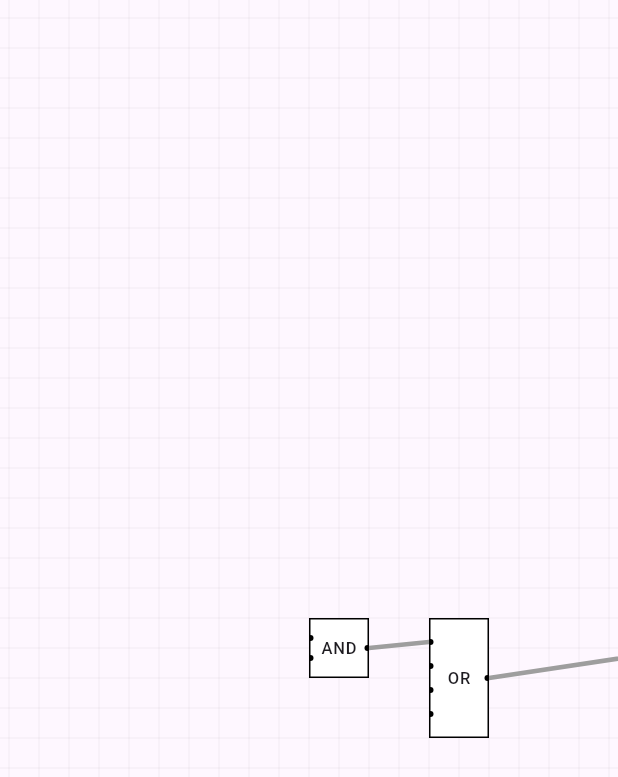
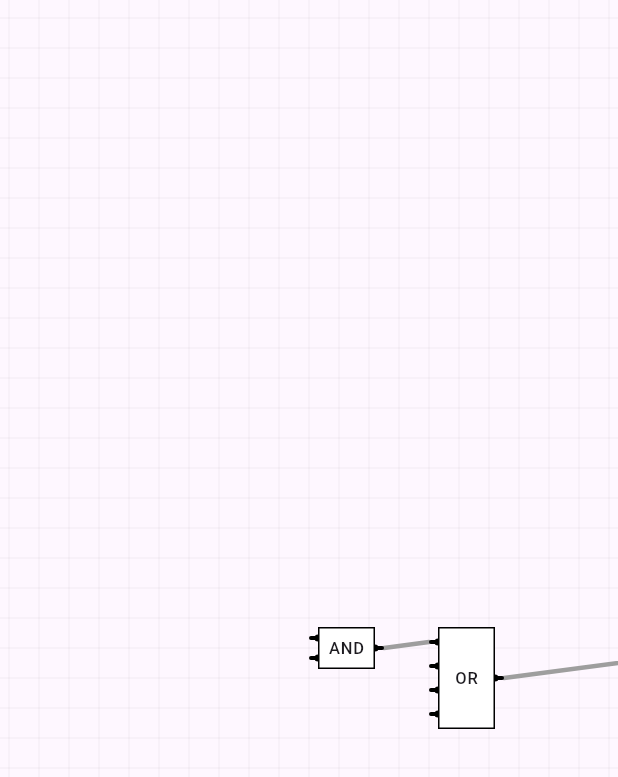
Before and after one commit to jmorgadov/logix, a Flutter app: the screen it shows after launch, on a phone screen of 412 x 824 dp. Shown: the top 777 px of the screen. Run offline on Flutter 3.47's test engine with Material 3 defaults, Android fonts, the phone set to English and light mode, and no system bars.

Commit message:
Improve pins

```diff
--- a/flutter_logix_gui/lib/circuit/circuit.dart
+++ b/flutter_logix_gui/lib/circuit/circuit.dart
@@ -66,7 +66,7 @@ class Component {
   final int inputs;
   final int outputs;
 
-  Size get size => Size(40, max(inputs, outputs) * 40 / 2);
+  Size get size => Size(50, max(max(inputs, outputs) * 40 / 2, 30));
 
   Offset inputPinRelPosition(int idx) {
     final divisions = inputs + 1;
--- a/flutter_logix_gui/lib/circuit/circuit_widget.dart
+++ b/flutter_logix_gui/lib/circuit/circuit_widget.dart
@@ -54,15 +54,19 @@ class _CircuitWidgetState extends State<CircuitWidget> {
                 component.position += delta;
               });
             },
+            child: Listener(
               child: Stack(
                 children: [
                   Positioned.fill(
+                    child: Padding(
+                      padding: const EdgeInsets.all(6.0),
                       child: Container(
                         decoration: BoxDecoration(
                           color: Colors.white,
                           border: Border.all(
                             color: Colors.black,
                             width: 1,
+                          ),
                         ),
                       ),
                     ),
@@ -77,38 +81,110 @@ class _CircuitWidgetState extends State<CircuitWidget> {
                   ),
                   for (var i = 0; i < component.inputs; i++)
                     Positioned(
-                    left: -1,
-                    top: -component.inputPinRelPosition(i).dy -
-                        2 -
-                        kCompPadding * kGridSize,
-                    child: Container(
-                      width: 4,
-                      height: 4,
-                      decoration: const BoxDecoration(
-                        color: Colors.black,
-                        shape: BoxShape.circle,
-                      ),
+                      left: 0,
+                      top: -component.inputPinRelPosition(i).dy - (6 * .4),
+                      child: const Pin(
+                        direction: PinDirection.west,
+                        size: 6,
                       ),
                     ),
                   for (var i = 0; i < component.outputs; i++)
                     Positioned(
-                    right: -1,
-                    top: -component.outputPinRelPosition(i).dy -
-                        2 -
-                        kCompPadding * kGridSize,
-                    child: Container(
-                      width: 4,
-                      height: 4,
-                      decoration: const BoxDecoration(
-                        color: Colors.black,
-                        shape: BoxShape.circle,
-                      ),
+                      right: 0,
+                      top: -component.outputPinRelPosition(i).dy - (6 * .4),
+                      child: const Pin(
+                        size: 6,
+                        direction: PinDirection.east,
                       ),
                     ),
                 ],
+              ),
             ),
           ),
       ],
     );
   }
 }
+
+enum PinDirection {
+  north,
+  south,
+  east,
+  west,
+}
+
+class Pin extends StatelessWidget {
+  const Pin({
+    super.key,
+    required this.direction,
+    this.size = 4,
+  });
+
+  final PinDirection direction;
+  final double size;
+
+  get isVertical =>
+      direction == PinDirection.north || direction == PinDirection.south;
+
+  get isHorizontal =>
+      direction == PinDirection.east || direction == PinDirection.west;
+
+  @override
+  Widget build(BuildContext context) {
+    final width = isHorizontal ? size : size * .8;
+    final height = isVertical ? size : size * .8;
+    return SizedBox(
+      width: width,
+      height: height,
+      child: Stack(
+        children: [
+          Positioned(
+            left: isHorizontal ? 0 : width * .225,
+            top: isVertical ? 0 : height * .225,
+            child: Container(
+              width: isHorizontal ? width : width * .55,
+              height: isHorizontal ? height * .55 : height,
+              decoration: const BoxDecoration(
+                color: Colors.black,
+                borderRadius: BorderRadius.all(Radius.circular(4)),
+              ),
+            ),
+          ),
+          Positioned(
+            left: isVertical
+                ? 0
+                : direction == PinDirection.west
+                    ? size * .5
+                    : -size * .5,
+            top: isHorizontal
+                ? 0
+                : direction == PinDirection.north
+                    ? size / 2
+                    : -size / 2,
+            child: Container(
+              alignment: isVertical
+                  ? direction == PinDirection.north
+                      ? Alignment.bottomCenter
+                      : Alignment.topCenter
+                  : direction == PinDirection.west
+                      ? Alignment.centerRight
+                      : Alignment.centerLeft,
+              width: width,
+              height: height,
+              decoration: const BoxDecoration(
+                color: Colors.black,
+                shape: BoxShape.circle,
+                border: Border.fromBorderSide(
+                  BorderSide(
+                    color: Colors.black,
+                    width: 1,
+                  ),
+                ),
+              ),
+            ),
+          ),
+        ],
+      ),
+    );
+  }
+}
```
Lines whose indentation alone changed are shown as unchanged.
